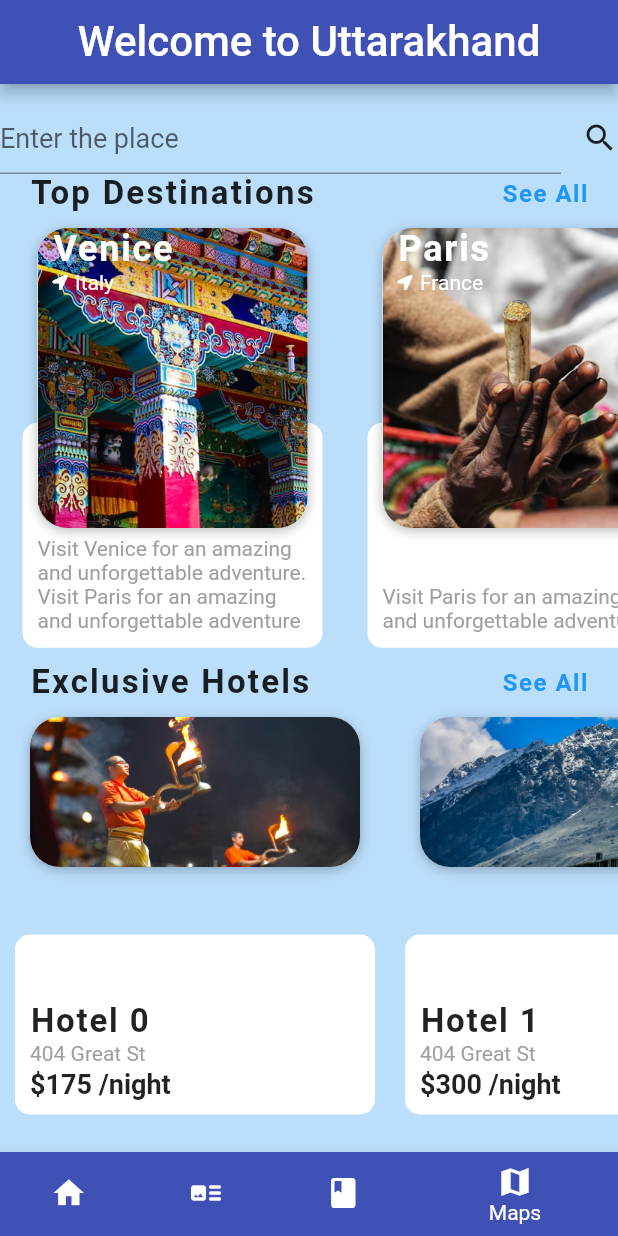
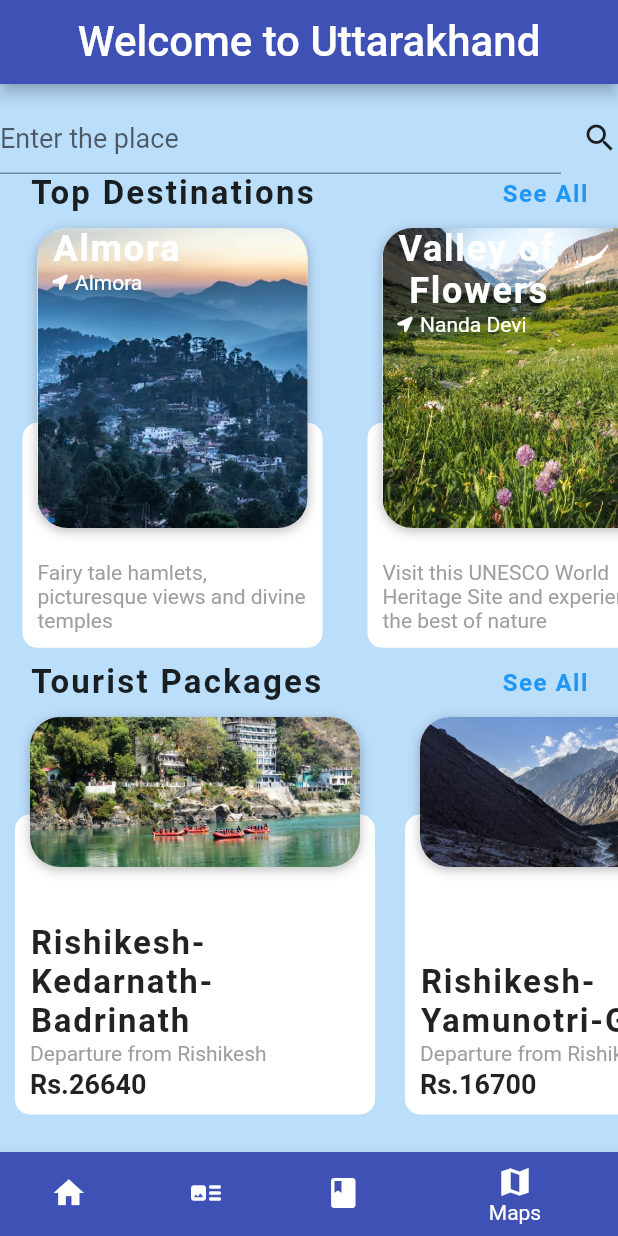
Before and after one commit to rajeshgayathri2003/CBSE-Art-Integration, a Flutter app: the screen it shows after launch, item 4 of the bottom bar chosen, scrolled down 163 dp, on a phone screen of 412 x 824 dp. Run offline on Flutter 3.47's test engine with Material 2 defaults, Android fonts, the light colour scheme and no system bars; our stand-ins replace carousel_slider, font_awesome_flutter, image_picker, youtube_player_flutter.

Commit message:
Only writing pending

```diff
--- a/hackathon_app/lib/art.dart
+++ b/hackathon_app/lib/art.dart
@@ -24,7 +24,7 @@ class Aipans extends StatelessWidget {
                   ),
                   Padding(padding: EdgeInsets.all(10.0)),
                   Image(
-                    image: AssetImage('assets/aipan1.png'),
+                    image: AssetImage('assets/aipan3.png'),
                     height: 300.0,
                     width: 400.0,
                   ),
@@ -45,7 +45,7 @@ class Aipans extends StatelessWidget {
                   ),
                   Image(
                     image: AssetImage(
-                      'assets/aipan2.jpg',
+                      'assets/aipan1.png',
                     ),
                     height: 300.0,
                     width: 400.0,
--- a/hackathon_app/lib/models/destination_models.dart
+++ b/hackathon_app/lib/models/destination_models.dart
@@ -45,46 +45,49 @@ List<Activity> activities = [
 
 List<Destination> destinations = [
   Destination(
-    imageUrl: 'assets/uk3.jpg',
-    city: 'Venice',
-    country: 'Italy',
-    description:
-        'Visit Venice for an amazing and unforgettable adventure. Visit Paris for an amazing and unforgettable adventure',
+    imageUrl: 'assets/almora.jpg',
+    city: 'Almora',
+    country: 'Almora',
+    description: 'Fairy tale hamlets, picturesque views and divine temples',
     activities: activities,
   ),
   Destination(
-    imageUrl: 'assets/uk4.jpg',
-    city: 'Paris',
-    country: 'France',
-    description: 'Visit Paris for an amazing and unforgettable adventure.',
+    imageUrl: 'assets/valleyofflowers.jpg',
+    city: 'Valley of\n Flowers',
+    country: 'Nanda Devi',
+    description:
+        'Visit this UNESCO World Heritage Site and experience the best of nature ',
     activities: activities,
   ),
   Destination(
     imageUrl: 'assets/jimcorbett.jpg',
     city: 'Jim Corbett \nNational Park',
     country: 'Nainital',
-    description: 'Visit New Delhi for an amazing and unforgettable adventure.',
+    description:
+        'Visit the Jim Corbett National and witness wildlife in action.',
     activities: activities,
   ),
   Destination(
     imageUrl: 'assets/haridwar.jpg',
     city: 'Haridwar',
     country: 'Haridwar',
-    description: 'Visit Sao Paulo for an amazing and unforgettable adventure.',
+    description:
+        'The epitome of Indian culture. Witness the Kumbh Mela in action!',
     activities: activities,
   ),
   Destination(
     imageUrl: 'assets/rishikesh.jpg',
     city: 'Rishikesh',
     country: 'Rishikesh',
-    description: 'Visit New York for an amazing and unforgettable adventure.',
+    description:
+        'Experience tranquility and divinity by the banks of river Ganges',
     activities: activities,
   ),
   Destination(
     imageUrl: 'assets/nainital.jpg',
     city: 'Nainital',
-    country: 'Naiital',
-    description: 'Visit New York for an amazing and unforgettable adventure.',
+    country: 'Nainital',
+    description: 'Visit the beautiful hill station of India',
     activities: activities,
   ),
 ];
--- a/hackathon_app/lib/models/hotel_models.dart
+++ b/hackathon_app/lib/models/hotel_models.dart
@@ -14,21 +14,21 @@ class Hotel {
 
 final List<Hotel> hotels = [
   Hotel(
-    imageUrl: 'assets/uk1.jpg',
-    name: 'Hotel 0',
-    address: '404 Great St',
-    price: 175,
+    imageUrl: 'assets/tour1.jpg',
+    name: 'Rishikesh-Kedarnath-Badrinath',
+    address: 'Departure from Rishikesh',
+    price: 26640,
   ),
   Hotel(
-    imageUrl: 'assets/uk2.jpg',
-    name: 'Hotel 1',
-    address: '404 Great St',
-    price: 300,
+    imageUrl: 'assets/gangotri.jpg',
+    name: 'Rishikesh-Yamunotri-Gangotri',
+    address: 'Departure from Rishikesh',
+    price: 16700,
   ),
   Hotel(
-    imageUrl: 'assets/uk3.jpg',
-    name: 'Hotel 2',
-    address: '404 Great St',
-    price: 240,
+    imageUrl: 'assets/tour3.jpg',
+    name: 'Haridwar-Kedarnath-Badrinath',
+    address: 'Departure from Haridwar',
+    price: 25800,
   ),
 ];
--- a/hackathon_app/lib/widgets/hotels.dart
+++ b/hackathon_app/lib/widgets/hotels.dart
@@ -13,7 +13,7 @@ class HotelCarousel extends StatelessWidget {
                 mainAxisAlignment: MainAxisAlignment.spaceBetween,
                 children: <Widget>[
                   Text(
-                    'Exclusive Hotels',
+                    'Tourist Packages',
                     style: TextStyle(
                       fontSize: 22.0,
                       fontWeight: FontWeight.bold,
@@ -44,7 +44,7 @@ class HotelCarousel extends StatelessWidget {
                       Positioned(
                           bottom: 15.0,
                           child: Container(
-                            height: 120.0,
+                            height: 200.0,
                             width: 240.0,
                             decoration: BoxDecoration(
                               color: Colors.white,
@@ -61,15 +61,16 @@ class HotelCarousel extends StatelessWidget {
                                             fontSize: 22.0,
                                             fontWeight: FontWeight.w600,
                                             letterSpacing: 1.2)),
-                                    Text(
+                                    SingleChildScrollView(
+                                        child: Text(
                                       hotel.address,
                                       style: TextStyle(color: Colors.grey),
-                                    ),
+                                    )),
                                     SizedBox(
                                       height: 2.0,
                                     ),
                                     Text(
-                                      '\$${hotel.price} /night',
+                                      '\Rs.${hotel.price}',
                                       style: TextStyle(
                                           fontSize: 18.0,
                                           fontWeight: FontWeight.w600),
--- a/hackathon_app/pubspec.yaml
+++ b/hackathon_app/pubspec.yaml
@@ -64,7 +64,10 @@ flutter:
     - assets/nainital.jpg
     - assets/rishikesh.jpg
     - assets/valleyofflowers.jpg
-
+    - assets/tour1.jpg
+    - assets/tour3.jpg
+    - assets/gangotri.jpg
+    - assets/aipan3.png
 
   # An image asset can refer to one or more resolution-specific "variants", see
   # https://flutter.dev/assets-and-images/#resolution-aware.
```
Also changed, not shown: hackathon_app/assets/gangotri.jpg (added), hackathon_app/assets/tour1.jpg (added), hackathon_app/assets/tour3.jpg (added), 1 other file.
